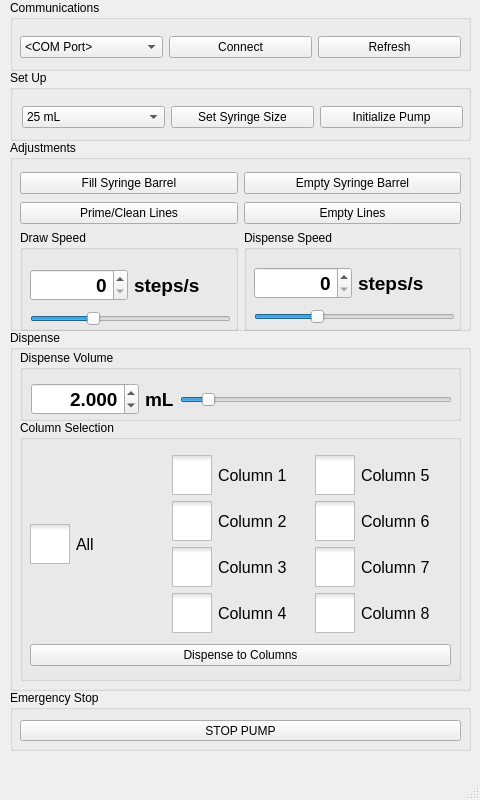
This is SEC_GUI/mainwindow.ui in Wyss/automated-chromatography as Qt 5 draws it before an edit. The edited form follows.
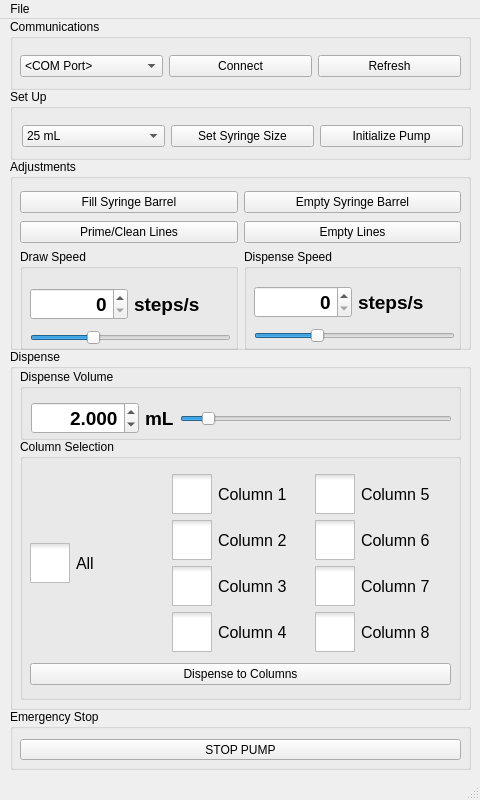
This is the edited form. Icons and pictures are not drawn.

Commit message: restore ctrl+q functionality from 58fba36, closes #15 only a few specific lines in mainwindow.py and mainwindow.ui restored

Patch:
```diff
--- a/SEC_GUI/mainwindow.ui
+++ b/SEC_GUI/mainwindow.ui
@@ -1037,6 +1037,13 @@
      <height>21</height>
     </rect>
    </property>
+   <widget class="QMenu" name="menuFile">
+    <property name="title">
+     <string>File</string>
+    </property>
+    <addaction name="actionQuit"/>
+   </widget>
+   <addaction name="menuFile"/>
   </widget>
   <widget class="QStatusBar" name="statusbar"/>
  </widget>
```
Left out of the diff: 8 changed lines with no effect on the pictures. The commit also changes 1 other file.
